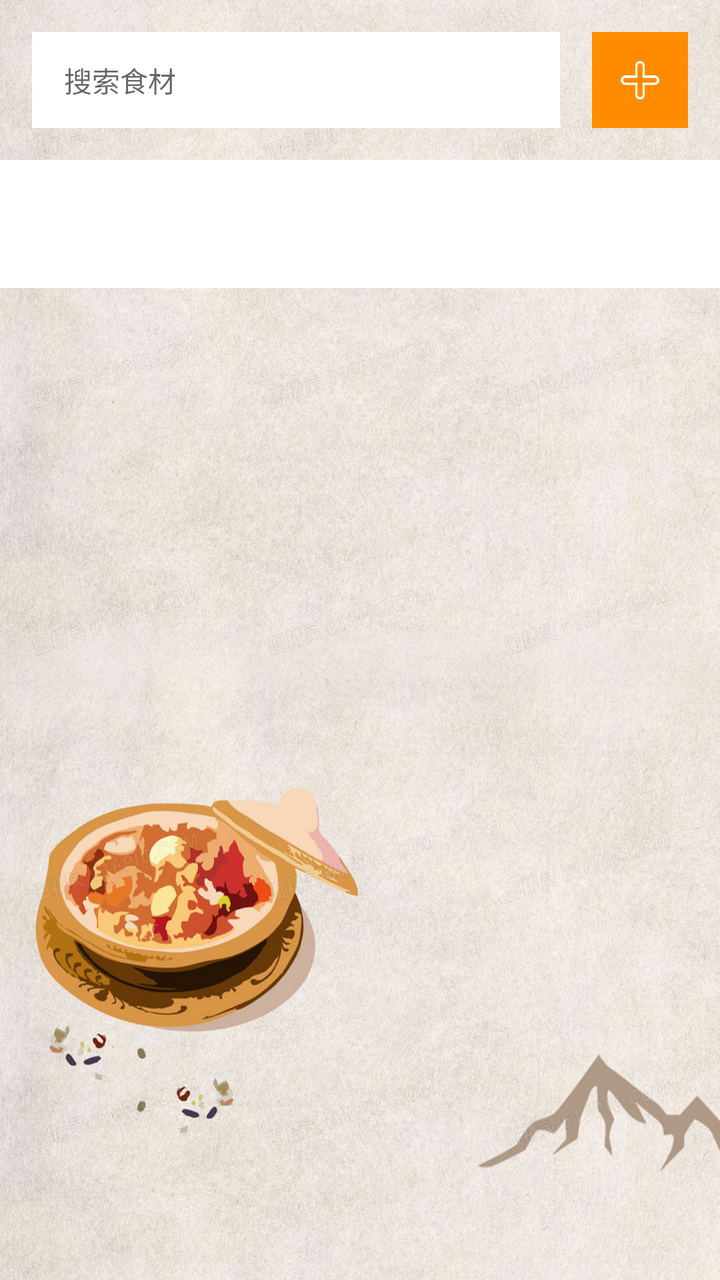
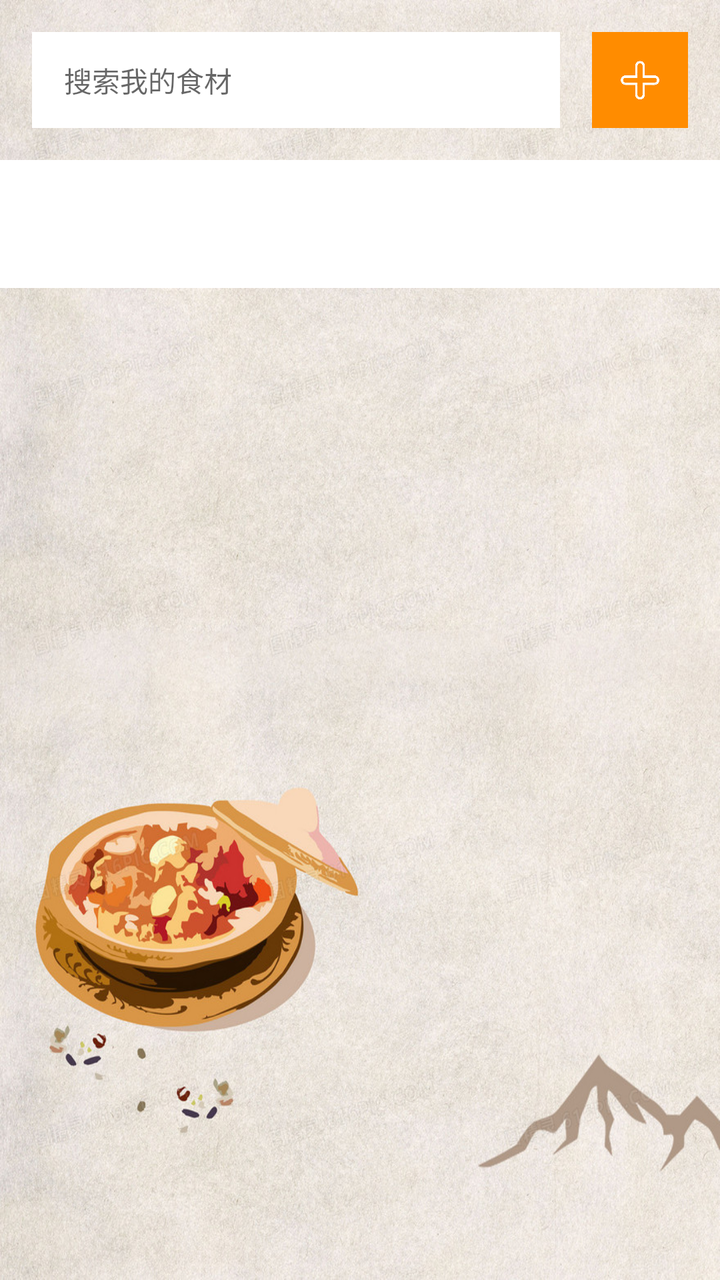

Screens rendered from an Android XML layout before and after an edit, with the pre-edit source and the edit as a unified diff.
<!-- AndroidManifest.xml: application theme Theme.Kitchenmanager -->
<!-- res/layout/fragment_kitchen.xml -->
<?xml version="1.0" encoding="utf-8"?>
<LinearLayout xmlns:android="http://schemas.android.com/apk/res/android"
    android:layout_width="match_parent"
    android:layout_height="match_parent"
    xmlns:app="http://schemas.android.com/apk/res-auto"
    android:orientation="vertical"
    android:background="@drawable/bg">

    
    <LinearLayout
        android:layout_width="match_parent"
        android:layout_height="wrap_content"
        android:padding="16dp"
        android:orientation="horizontal">

        <EditText
            android:id="@+id/et_search"
            android:layout_width="0dp"
            android:layout_height="48dp"
            android:layout_weight="1"
            android:paddingLeft="16dp"
            android:paddingRight="16dp"
            android:background="#FFFFFF"
            android:hint="搜索食材"
            android:textSize="14sp"
            android:textColor="#505050"/>

        <ImageView
            android:id="@+id/iv_add"
            android:layout_width="48dp"
            android:layout_height="48dp"
            android:layout_marginLeft="16dp"
            android:padding="12dp"
            android:background="#FF8C00"
            android:src="@drawable/add"
            android:contentDescription="添加食材" />
    </LinearLayout>

    
    <com.google.android.material.tabs.TabLayout
        android:id="@+id/tl_categories"
        android:layout_width="match_parent"
        android:layout_height="wrap_content"
        android:background="#FFFFFF"
        android:paddingTop="8dp"
        android:paddingBottom="8dp"
        app:tabIndicatorColor="#FF8C00"
        app:tabIndicatorHeight="4dp"
        app:tabMode="scrollable"
        app:tabPaddingStart="16dp"
        app:tabPaddingEnd="16dp"
        app:tabSelectedTextColor="#FF8C00"
        app:tabTextColor="#666666"
        app:tabTextAppearance="@style/TabTextStyle" />

    
    <androidx.recyclerview.widget.RecyclerView
        android:id="@+id/rv_ingredients"
        android:layout_width="match_parent"
        android:layout_height="0dp"
        android:layout_weight="1"
        android:paddingTop="8dp"
        android:paddingStart="16dp"
        android:paddingEnd="16dp" />
</LinearLayout>
<!-- resources referenced by this layout -->
<resources>
  <!-- drawable add: png bitmap (drawable, 79287 bytes) -->
  <!-- drawable bg: jpg bitmap (drawable, 341684 bytes) -->
  <style name="TabTextStyle" parent="TextAppearance.MaterialComponents.Body2">
          <item name="android:textSize">14sp</item>
      </style>
  <style name="Theme.Kitchenmanager" parent="Base.Theme.Kitchenmanager" />
  <style name="Base.Theme.Kitchenmanager" parent="Theme.MaterialComponents.DayNight.NoActionBar.Bridge">
          
          
      </style>
</resources>

<!-- the commit's change to res/layout/fragment_kitchen.xml (unified diff, before → after) -->
@@ -21,7 +21,7 @@
             android:paddingLeft="16dp"
             android:paddingRight="16dp"
             android:background="#FFFFFF"
-            android:hint="搜索食材"
+            android:hint="搜索我的食材"
             android:textSize="14sp"
             android:textColor="#505050"/>
 
